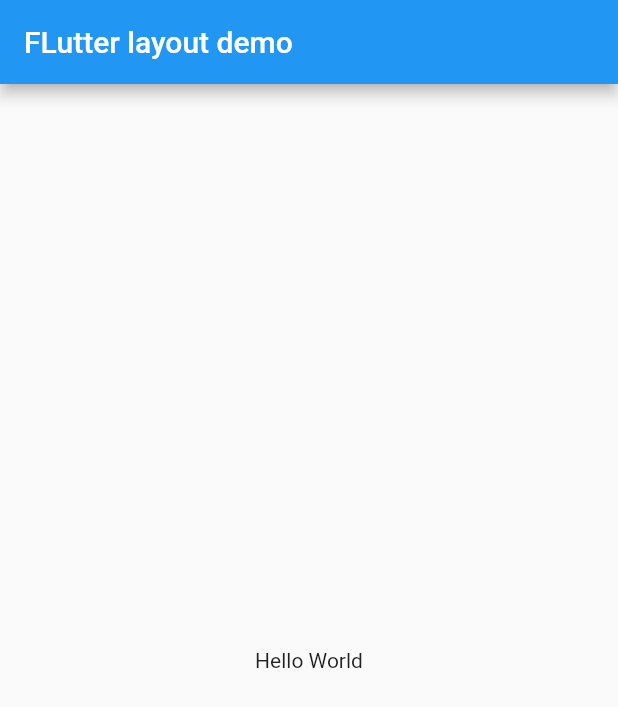
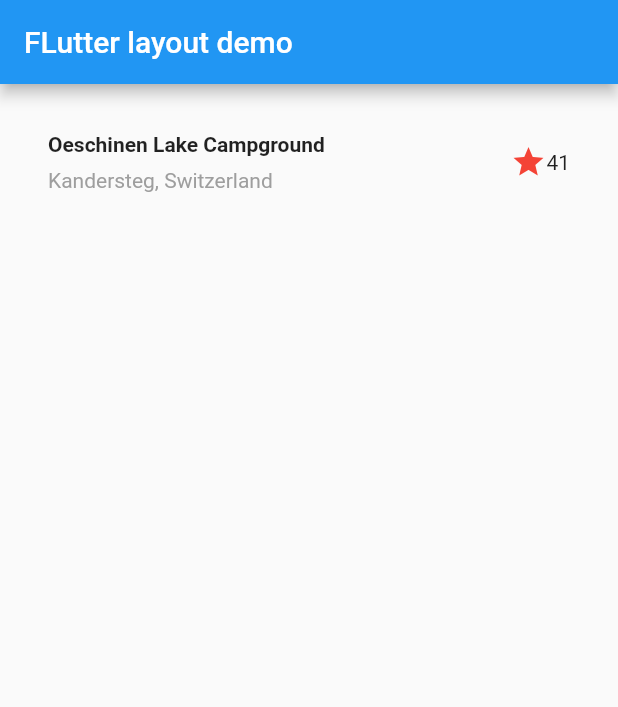
Before and after one commit to hagoromo2000/flutter_layout_official_tutorial, a Flutter app: the screen it shows after launch, on a phone screen of 412 x 824 dp. Shown: the top 707 px of the screen. Run offline on Flutter 3.47's test engine with Material 2 defaults, Android fonts, the phone set to English and light mode, and no system bars.

Commit message:
Add:タイトル行の追加

```diff
--- a/lib/main.dart
+++ b/lib/main.dart
@@ -9,15 +9,53 @@ class MyApp extends StatelessWidget {
 
   @override
   Widget build(BuildContext context) {
+    Widget titleSection = Container(
+      padding: const EdgeInsets.all(32),
+      child: Row(
+        children: [
+          Expanded(
+            /*1*/
+            child: Column(
+              crossAxisAlignment: CrossAxisAlignment.start,
+              children: [
+                /*2*/
+                Container(
+                  padding: const EdgeInsets.only(bottom: 8),
+                  child: const Text(
+                    'Oeschinen Lake Campground',
+                    style: TextStyle(
+                      fontWeight: FontWeight.bold,
+                    ),
+                  ),
+                ),
+                Text(
+                  'Kandersteg, Switzerland',
+                  style: TextStyle(
+                    color: Colors.grey[500],
+                  ),
+                ),
+              ],
+            ),
+          ),
+          /*3*/
+          Icon(
+            Icons.star,
+            color: Colors.red[500],
+          ),
+          const Text('41'),
+        ],
+      ),
+    );
+
     return MaterialApp(
       title: 'Flutter layout Demo',
       home: Scaffold(
         appBar: AppBar(
           title: const Text('FLutter layout demo'),
         ),
-        body: const Center(
-          child: Text('Hello World'),
-        ),
+        body: Column(children: [
+          titleSection,
+        ]),
       ),
     );
   }
```
